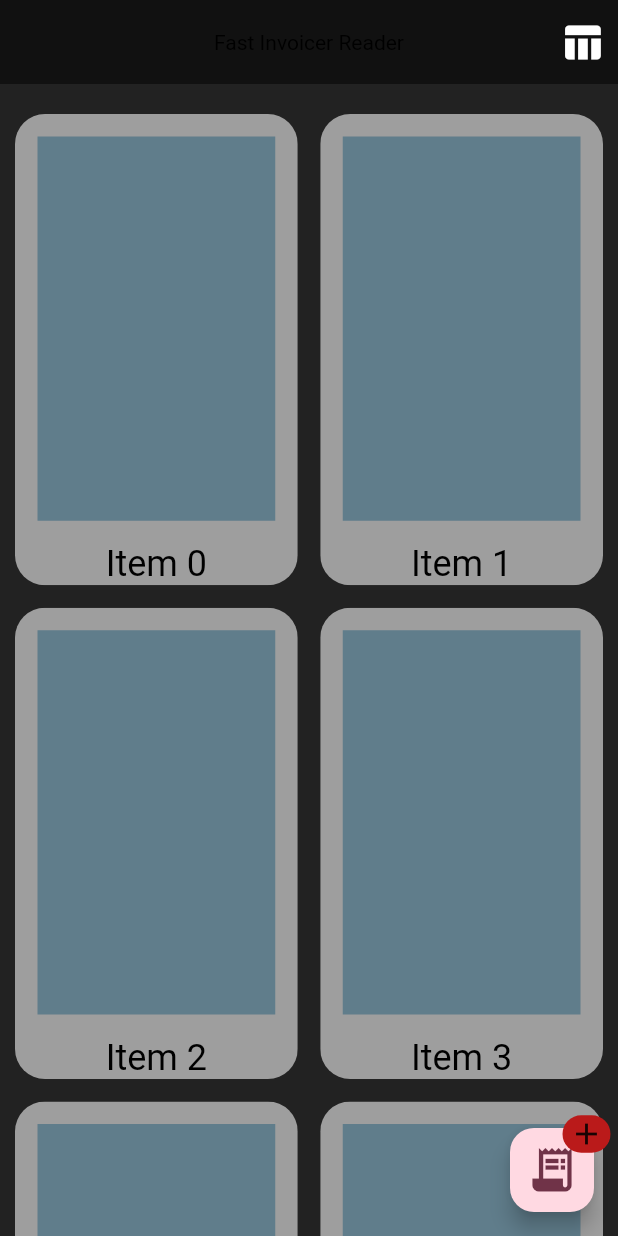
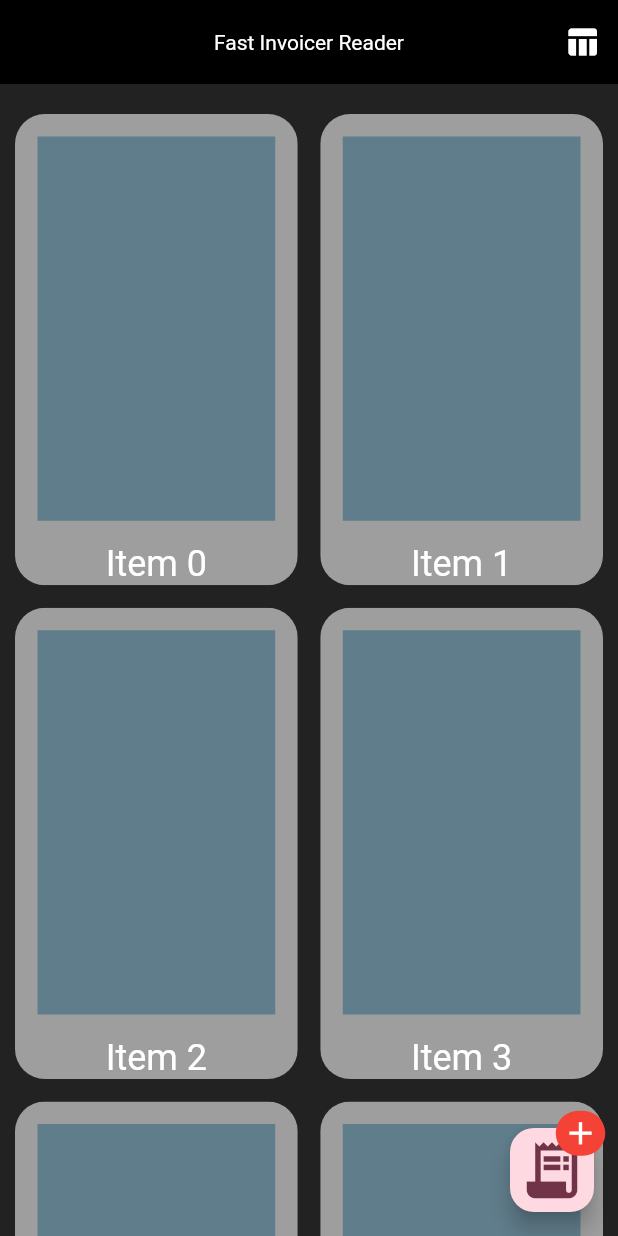
Before and after one commit to myavuzokumus/InvoiX, a Flutter app: the screen it shows after launch, on a phone screen of 412 x 824 dp. Run offline on Flutter 3.47's test engine with Material 2 defaults, Android fonts, the phone set to English and light mode, and no system bars; drawn by our look-alikes of flutter_expandable_fab; our stand-ins replace image_picker; missing offline and left inert: google_mlkit_text_recognition.

Commit message:
Camera and Gallery FloatingButton

```diff
--- a/lib/capturedscreen.dart
+++ b/lib/capturedscreen.dart
@@ -18,8 +18,10 @@ class _InvoiceCaptureScreenState extends State<InvoiceCaptureScreen> {
 
   getRecognisedText(XFile image) async{
     final inputImage = InputImage.fromFilePath(image.path);
-    final textRecognizer = TextRecognizer(script: TextRecognitionScript.latin);
+    final textRecognizer = TextRecognizer();
     final RecognizedText recognizedText = await textRecognizer.processImage(inputImage);
+
+    print(recognizedText.text);
 
     scannedText = recognizedText.text;
     textRecognizer.close();
--- a/lib/main.dart
+++ b/lib/main.dart
@@ -1,6 +1,7 @@
 import 'package:fastinvoicereader/capturedscreen.dart';
 import 'package:flutter/material.dart';
 import 'package:image_picker/image_picker.dart';
+import 'package:flutter_expandable_fab/flutter_expandable_fab.dart';
 
 void main() {
   runApp(const MyApp());
@@ -9,7 +10,7 @@ void main() {
 class MyApp extends StatelessWidget {
   const MyApp({super.key});
 
-  Color ThemeTextColor() => Colors.black87.computeLuminance() > 0.5 ? Colors.white : Colors.black;
+  Color ThemeTextColor(color) => color.computeLuminance() > 0.5 ? Colors.white : Colors.black;
 
   // This widget is the root of your application.
   @override
@@ -19,18 +20,20 @@ class MyApp extends StatelessWidget {
       theme: ThemeData(
         colorScheme: ColorScheme.fromSeed(seedColor: Colors.black87),
         textTheme: Theme.of(context).textTheme.apply(
-        bodyColor: ThemeTextColor(),
-        displayColor: ThemeTextColor(),
-        decorationColor: ThemeTextColor(),
+        bodyColor: Colors.white,
+        displayColor: Colors.white,
+        decorationColor: Colors.white,
       ),
       primaryTextTheme: Theme.of(context).textTheme.apply(
-        bodyColor: ThemeTextColor(),
-        displayColor: ThemeTextColor(),
-        decorationColor: ThemeTextColor(),
+        bodyColor: Colors.white,
+        displayColor: Colors.white,
+        decorationColor: Colors.white,
       ),
       appBarTheme: AppBarTheme(
-          titleTextStyle: TextStyle(color: ThemeTextColor()),
-          backgroundColor: Theme.of(context).colorScheme.inverseSurface.withOpacity(0.5)),
+          titleTextStyle: TextStyle(color: Colors.white,),
+          backgroundColor: Colors.black,
+          iconTheme: IconThemeData(color: Colors.white)
+      ),
       scaffoldBackgroundColor: Colors.black87,
       useMaterial3: true,
       ),
@@ -73,11 +76,6 @@ class _CompanyListState extends State<CompanyList> {
         // the App.build method, and use it to set our appbar title.
         title: Text(widget.title),
         centerTitle: true,
-        actionsIconTheme: IconThemeData(
-            size: 30.0,
-            color: Colors.white,
-            opacity: 10.0
-        ),
         actions: <Widget>[
         IconButton(
         icon: const Icon(Icons.table_chart),
@@ -127,16 +125,45 @@ class _CompanyListState extends State<CompanyList> {
         );},
 
       ),
-      floatingActionButton: Badge(
-        label: Icon(Icons.add),
-        largeSize: 25,
-        child: FloatingActionButton(
-          onPressed: () {getImage();},
-          child: const Icon(Icons.receipt_long, size: 35,),
+      floatingActionButtonLocation: ExpandableFab.location,
+      floatingActionButton: ExpandableFab(
+        key: _key,
+        type: ExpandableFabType.up,
+        distance: 75,
+        fanAngle: 0,
+        openButtonBuilder: RotateFloatingActionButtonBuilder(
+           child: Badge(
+             child: const Icon(Icons.receipt_long, size: 45),
+             label: Icon(Icons.add, color: Colors.white, size: 25),
+             largeSize: 30,
+             backgroundColor: Colors.red,
+             offset: Offset(10, -10),
+           ),
+           fabSize: ExpandableFabSize.regular,
+          heroTag: null,
         ),
+        overlayStyle: ExpandableFabOverlayStyle(
+          // color: Colors.black.withOpacity(0.5),
+          blur: 5,
+        ),
+        children: [
+          FloatingActionButton(
+            heroTag: null,
+            child: const Icon(Icons.camera, size: 45),
+            onPressed: () {getImage(ImageSource.camera);},
+          ),
+          FloatingActionButton(
+            heroTag: null,
+            child: const Icon(Icons.image, size: 45),
+            onPressed: () {getImage(ImageSource.gallery);},
+          ),
+        ],
       ), // This trailing comma makes auto-formatting nicer for build methods.
     );
   }
+
+  final _key = GlobalKey<ExpandableFabState>();
+
 
   bool textScanning = false;
 
@@ -144,10 +171,10 @@ class _CompanyListState extends State<CompanyList> {
 
   String scannedText = "";
 
-  getImage() async {
+  getImage(source) async {
     try
     {
-      final pickedImage = await ImagePicker().pickImage(source: ImageSource.camera);
+      final pickedImage = await ImagePicker().pickImage(source: source);
       if (pickedImage != null)
         Navigator.push(context, MaterialPageRoute(builder: (context) => InvoiceCaptureScreen(imageFile: pickedImage)));
 
--- a/pubspec.yaml
+++ b/pubspec.yaml
@@ -42,6 +42,7 @@ dependencies:
   path: ^1.8.3
   image_picker: ^1.0.2
   riverpod: ^2.3.6
+  flutter_expandable_fab: ^2.0.0
 
 dev_dependencies:
   flutter_test:
```
Also changed, not shown: pubspec.lock.
